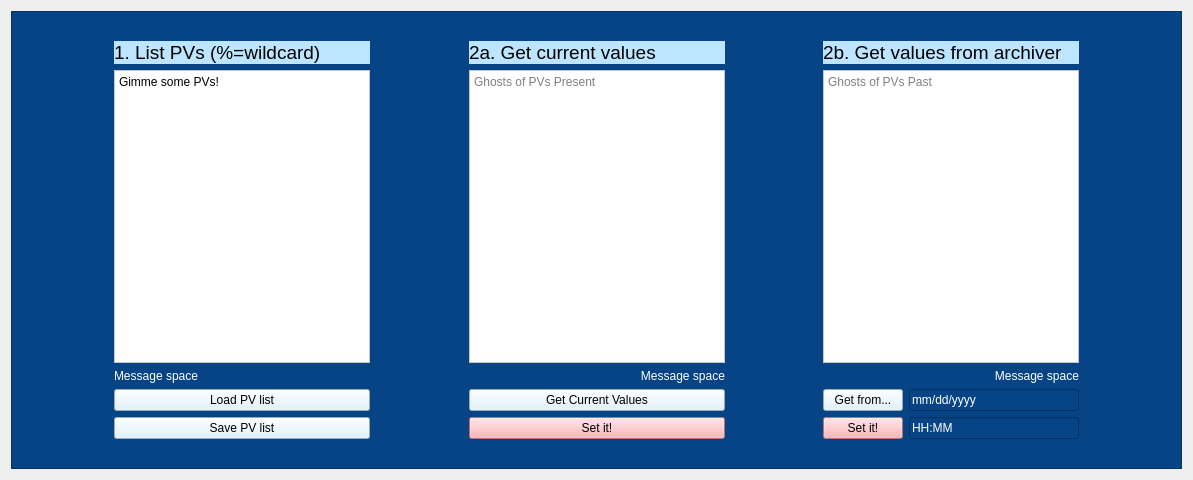
Qt form fixit.ui (slaclab/PyFixit) before a commit.
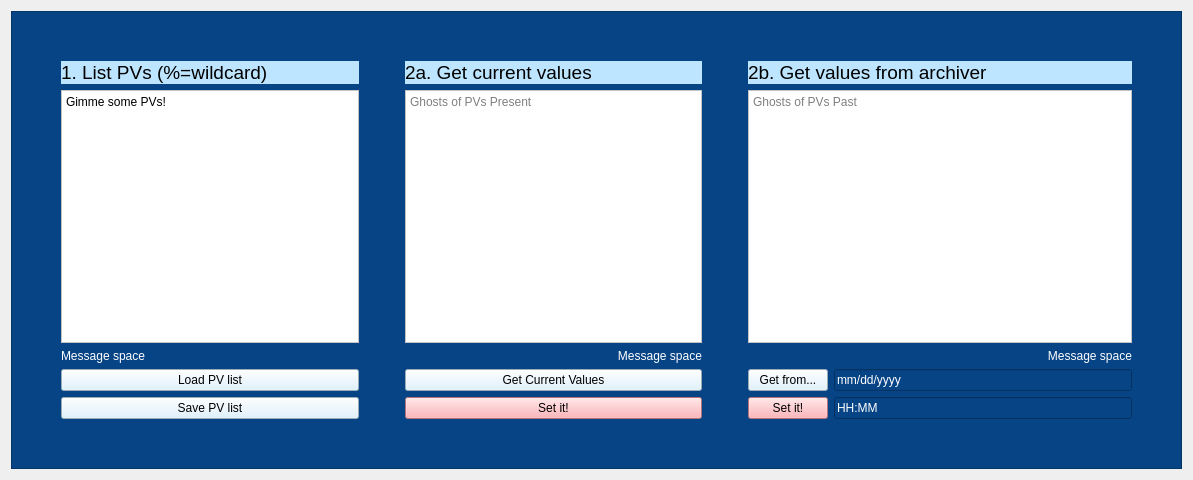
The same form after that commit.

Commit message: better resizing gui

Patch:
```diff
--- a/fixit.ui
+++ b/fixit.ui
@@ -28,110 +28,7 @@
      <layout class="QGridLayout" name="gridLayout_3">
       <item row="0" column="0">
        <layout class="QGridLayout" name="gridLayout">
-        <item row="5" column="5">
-         <widget class="QPushButton" name="setHistPushButton">
-          <property name="styleSheet">
-           <string notr="true">background-color: rgb(255, 160, 166);</string>
-          </property>
-          <property name="text">
-           <string>Set it!</string>
-          </property>
-         </widget>
-        </item>
-        <item row="3" column="3">
-         <widget class="QLabel" name="currMessage">
-          <property name="styleSheet">
-           <string notr="true">color: rgb(255, 255, 255);</string>
-          </property>
-          <property name="text">
-           <string>Message space</string>
-          </property>
-          <property name="alignment">
-           <set>Qt::AlignRight|Qt::AlignTrailing|Qt::AlignVCenter</set>
-          </property>
-         </widget>
-        </item>
-        <item row="4" column="3">
-         <widget class="QPushButton" name="getCurrPushButton">
-          <property name="styleSheet">
-           <string notr="true">background-color: rgb(216, 240, 255);</string>
-          </property>
-          <property name="text">
-           <string>Get Current Values</string>
-          </property>
-         </widget>
-        </item>
-        <item row="5" column="6">
-         <widget class="QLineEdit" name="timeLineEdit">
-          <property name="styleSheet">
-           <string notr="true">color: rgb(255, 255, 255);</string>
-          </property>
-          <property name="inputMask">
-           <string/>
-          </property>
-          <property name="text">
-           <string>HH:MM</string>
-          </property>
-         </widget>
-        </item>
-        <item row="4" column="6">
-         <widget class="QLineEdit" name="dateLineEdit">
-          <property name="styleSheet">
-           <string notr="true">color: rgb(255, 255, 255);</string>
-          </property>
-          <property name="inputMask">
-           <string/>
-          </property>
-          <property name="text">
-           <string>mm/dd/yyyy</string>
-          </property>
-         </widget>
-        </item>
-        <item row="1" column="1">
-         <widget class="QLabel" name="label1">
-          <property name="minimumSize">
-           <size>
-            <width>0</width>
-            <height>0</height>
-           </size>
-          </property>
-          <property name="font">
-           <font>
-            <pointsize>14</pointsize>
-           </font>
-          </property>
-          <property name="styleSheet">
-           <string notr="true">background: rgb(190, 229, 255);</string>
-          </property>
-          <property name="text">
-           <string>1. List PVs (%=wildcard)</string>
-          </property>
-         </widget>
-        </item>
-        <item row="1" column="7">
-         <spacer name="horizontalSpacer_4">
-          <property name="orientation">
-           <enum>Qt::Horizontal</enum>
-          </property>
-          <property name="sizeHint" stdset="0">
-           <size>
-            <width>40</width>
-            <height>20</height>
-           </size>
-          </property>
-         </spacer>
-        </item>
-        <item row="4" column="5">
-         <widget class="QPushButton" name="getHistPushButton">
-          <property name="styleSheet">
-           <string notr="true">background-color: rgb(216, 240, 255);</string>
-          </property>
-          <property name="text">
-           <string>Get from...</string>
-          </property>
-         </widget>
-        </item>
-        <item row="2" column="1">
+        <item row="3" column="1">
          <widget class="QPlainTextEdit" name="inputPVs">
           <property name="styleSheet">
            <string notr="true">background-color: rgb(255, 255, 255);</string>
@@ -141,32 +38,75 @@
           </property>
          </widget>
         </item>
-        <item row="1" column="3">
-         <widget class="QLabel" name="label2a">
-          <property name="font">
-           <font>
-            <pointsize>14</pointsize>
-           </font>
+        <item row="6" column="3">
+         <widget class="QPushButton" name="setCurrPushButton">
+          <property name="styleSheet">
+           <string notr="true">background-color: rgb(255, 160, 166);</string>
           </property>
+          <property name="text">
+           <string>Set it!</string>
+          </property>
+         </widget>
+        </item>
+        <item row="2" column="0">
+         <spacer name="horizontalSpacer_3">
+          <property name="orientation">
+           <enum>Qt::Horizontal</enum>
+          </property>
+          <property name="sizeType">
+           <enum>QSizePolicy::Maximum</enum>
+          </property>
+          <property name="sizeHint" stdset="0">
+           <size>
+            <width>40</width>
+            <height>20</height>
+           </size>
+          </property>
+         </spacer>
+        </item>
+        <item row="8" column="0">
+         <spacer name="verticalSpacer">
+          <property name="orientation">
+           <enum>Qt::Vertical</enum>
+          </property>
+          <property name="sizeType">
+           <enum>QSizePolicy::Maximum</enum>
+          </property>
+          <property name="sizeHint" stdset="0">
+           <size>
+            <width>20</width>
+            <height>40</height>
+           </size>
+          </property>
+         </spacer>
+        </item>
+        <item row="4" column="5" colspan="2">
+         <widget class="QLabel" name="histMessage">
           <property name="styleSheet">
-           <string notr="true">background: rgb(190, 229, 255);</string>
+           <string notr="true">color: rgb(255, 255, 255);</string>
           </property>
           <property name="text">
-           <string>2a. Get current values</string>
+           <string>Message space</string>
           </property>
+          <property name="alignment">
+           <set>Qt::AlignRight|Qt::AlignTrailing|Qt::AlignVCenter</set>
+          </property>
          </widget>
         </item>
-        <item row="2" column="3">
-         <widget class="QTextBrowser" name="currValsTextBrowser">
+        <item row="4" column="3">
+         <widget class="QLabel" name="currMessage">
           <property name="styleSheet">
-           <string notr="true">background-color: rgb(255, 255, 255);</string>
+           <string notr="true">color: rgb(255, 255, 255);</string>
           </property>
-          <property name="placeholderText">
-           <string>Ghosts of PVs Present</string>
+          <property name="text">
+           <string>Message space</string>
           </property>
+          <property name="alignment">
+           <set>Qt::AlignRight|Qt::AlignTrailing|Qt::AlignVCenter</set>
+          </property>
          </widget>
         </item>
-        <item row="4" column="1">
+        <item row="5" column="1">
          <widget class="QPushButton" name="loadListPushButton">
           <property name="styleSheet">
            <string notr="true">background-color: rgb(216, 240, 255);</string>
@@ -176,21 +116,14 @@
           </property>
          </widget>
         </item>
-        <item row="3" column="1">
-         <widget class="QLabel" name="globalMessage">
-          <property name="styleSheet">
-           <string notr="true">color: rgb(255, 255, 255);</string>
-          </property>
-          <property name="text">
-           <string>Message space</string>
-          </property>
-         </widget>
-        </item>
-        <item row="1" column="4">
+        <item row="2" column="4">
          <spacer name="horizontalSpacer_2">
           <property name="orientation">
            <enum>Qt::Horizontal</enum>
           </property>
+          <property name="sizeType">
+           <enum>QSizePolicy::Maximum</enum>
+          </property>
           <property name="sizeHint" stdset="0">
            <size>
             <width>40</width>
@@ -199,59 +132,32 @@
           </property>
          </spacer>
         </item>
+        <item row="5" column="3">
+         <widget class="QPushButton" name="getCurrPushButton">
+          <property name="styleSheet">
+           <string notr="true">background-color: rgb(216, 240, 255);</string>
+          </property>
+          <property name="text">
+           <string>Get Current Values</string>
+          </property>
+         </widget>
+        </item>
+        <item row="2" column="3">
+         <widget class="QLabel" name="label2a">
+          <property name="font">
+           <font>
+            <pointsize>14</pointsize>
+           </font>
+          </property>
+          <property name="styleSheet">
+           <string notr="true">background: rgb(190, 229, 255);</string>
+          </property>
+          <property name="text">
+           <string>2a. Get current values</string>
+          </property>
+         </widget>
+        </item>
         <item row="3" column="5" colspan="2">
-         <widget class="QLabel" name="histMessage">
-          <property name="styleSheet">
-           <string notr="true">color: rgb(255, 255, 255);</string>
-          </property>
-          <property name="text">
-           <string>Message space</string>
-          </property>
-          <property name="alignment">
-           <set>Qt::AlignRight|Qt::AlignTrailing|Qt::AlignVCenter</set>
-          </property>
-         </widget>
-        </item>
-        <item row="1" column="2">
-         <spacer name="horizontalSpacer">
-          <property name="orientation">
-           <enum>Qt::Horizontal</enum>
-          </property>
-          <property name="sizeHint" stdset="0">
-           <size>
-            <width>40</width>
-            <height>20</height>
-           </size>
-          </property>
-         </spacer>
-        </item>
-        <item row="1" column="0">
-         <spacer name="horizontalSpacer_3">
-          <property name="orientation">
-           <enum>Qt::Horizontal</enum>
-          </property>
-          <property name="sizeHint" stdset="0">
-           <size>
-            <width>40</width>
-            <height>20</height>
-           </size>
-          </property>
-         </spacer>
-        </item>
-        <item row="4" column="7">
-         <spacer name="horizontalSpacer_5">
-          <property name="orientation">
-           <enum>Qt::Horizontal</enum>
-          </property>
-          <property name="sizeHint" stdset="0">
-           <size>
-            <width>40</width>
-            <height>20</height>
-           </size>
-          </property>
-         </spacer>
-        </item>
-        <item row="2" column="5" colspan="2">
          <widget class="QTextBrowser" name="histValsTextBrowser">
           <property name="styleSheet">
            <string notr="true">background-color: rgb(255, 255, 255);</string>
@@ -261,17 +167,7 @@
           </property>
          </widget>
         </item>
-        <item row="5" column="1">
-         <widget class="QPushButton" name="saveListPushButton">
-          <property name="styleSheet">
-           <string notr="true">background-color: rgb(216, 240, 255);</string>
-          </property>
-          <property name="text">
-           <string>Save PV list</string>
-          </property>
-         </widget>
-        </item>
-        <item row="1" column="5" colspan="2">
+        <item row="2" column="5" colspan="2">
          <widget class="QLabel" name="label2b">
           <property name="minimumSize">
            <size>
@@ -298,30 +194,151 @@
           </property>
          </widget>
         </item>
-        <item row="5" column="3">
-         <widget class="QPushButton" name="setCurrPushButton">
-          <property name="styleSheet">
-           <string notr="true">background-color: rgb(255, 160, 166);</string>
+        <item row="2" column="7">
+         <spacer name="horizontalSpacer_4">
+          <property name="orientation">
+           <enum>Qt::Horizontal</enum>
           </property>
-          <property name="text">
-           <string>Set it!</string>
+          <property name="sizeType">
+           <enum>QSizePolicy::Maximum</enum>
           </property>
-         </widget>
+          <property name="sizeHint" stdset="0">
+           <size>
+            <width>40</width>
+            <height>20</height>
+           </size>
+          </property>
+         </spacer>
         </item>
-        <item row="0" column="1">
-         <widget class="QLabel" name="labelSpacerTop">
-          <property name="text">
-           <string/>
+        <item row="3" column="3">
+         <widget class="QTextBrowser" name="currValsTextBrowser">
+          <property name="styleSheet">
+           <string notr="true">background-color: rgb(255, 255, 255);</string>
+          </property>
+          <property name="placeholderText">
+           <string>Ghosts of PVs Present</string>
           </property>
          </widget>
         </item>
         <item row="6" column="1">
-         <widget class="QLabel" name="labelSpacerBottom">
+         <widget class="QPushButton" name="saveListPushButton">
+          <property name="styleSheet">
+           <string notr="true">background-color: rgb(216, 240, 255);</string>
+          </property>
           <property name="text">
+           <string>Save PV list</string>
+          </property>
+         </widget>
+        </item>
+        <item row="6" column="5">
+         <widget class="QPushButton" name="setHistPushButton">
+          <property name="styleSheet">
+           <string notr="true">background-color: rgb(255, 160, 166);</string>
+          </property>
+          <property name="text">
+           <string>Set it!</string>
+          </property>
+         </widget>
+        </item>
+        <item row="5" column="5">
+         <widget class="QPushButton" name="getHistPushButton">
+          <property name="styleSheet">
+           <string notr="true">background-color: rgb(216, 240, 255);</string>
+          </property>
+          <property name="text">
+           <string>Get from...</string>
+          </property>
+         </widget>
+        </item>
+        <item row="2" column="1">
+         <widget class="QLabel" name="label1">
+          <property name="minimumSize">
+           <size>
+            <width>0</width>
+            <height>0</height>
+           </size>
+          </property>
+          <property name="font">
+           <font>
+            <pointsize>14</pointsize>
+           </font>
+          </property>
+          <property name="styleSheet">
+           <string notr="true">background: rgb(190, 229, 255);</string>
+          </property>
+          <property name="text">
+           <string>1. List PVs (%=wildcard)</string>
+          </property>
+         </widget>
+        </item>
+        <item row="4" column="1">
+         <widget class="QLabel" name="globalMessage">
+          <property name="styleSheet">
+           <string notr="true">color: rgb(255, 255, 255);</string>
+          </property>
+          <property name="text">
+           <string>Message space</string>
+          </property>
+         </widget>
+        </item>
+        <item row="2" column="2">
+         <spacer name="horizontalSpacer">
+          <property name="orientation">
+           <enum>Qt::Horizontal</enum>
+          </property>
+          <property name="sizeType">
+           <enum>QSizePolicy::Maximum</enum>
+          </property>
+          <property name="sizeHint" stdset="0">
+           <size>
+            <width>40</width>
+            <height>20</height>
+           </size>
+          </property>
+         </spacer>
+        </item>
+        <item row="6" column="6">
+         <widget class="QLineEdit" name="timeLineEdit">
+          <property name="styleSheet">
+           <string notr="true">color: rgb(255, 255, 255);</string>
+          </property>
+          <property name="inputMask">
            <string/>
           </property>
+          <property name="text">
+           <string>HH:MM</string>
+          </property>
          </widget>
         </item>
+        <item row="5" column="6">
+         <widget class="QLineEdit" name="dateLineEdit">
+          <property name="styleSheet">
+           <string notr="true">color: rgb(255, 255, 255);</string>
+          </property>
+          <property name="inputMask">
+           <string/>
+          </property>
+          <property name="text">
+           <string>mm/dd/yyyy</string>
+          </property>
+         </widget>
+        </item>
+        <item row="1" column="0">
+         <spacer name="verticalSpacer_2">
+          <property name="orientation">
+           <enum>Qt::Vertical</enum>
+          </property>
+          <property name="sizeType">
+           <enum>QSizePolicy::Maximum</enum>
+          </property>
+          <property name="sizeHint" stdset="0">
+           <size>
+            <width>20</width>
+            <height>40</height>
+           </size>
+          </property>
+         </spacer>
+        </item>
        </layout>
       </item>
      </layout>
```
